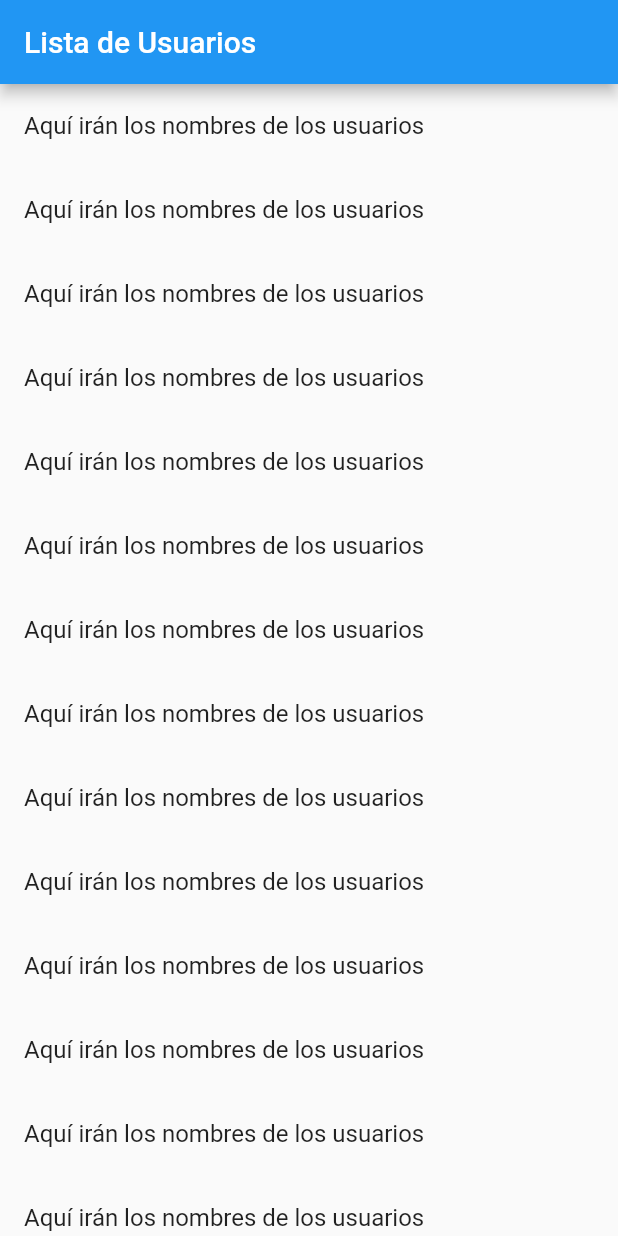
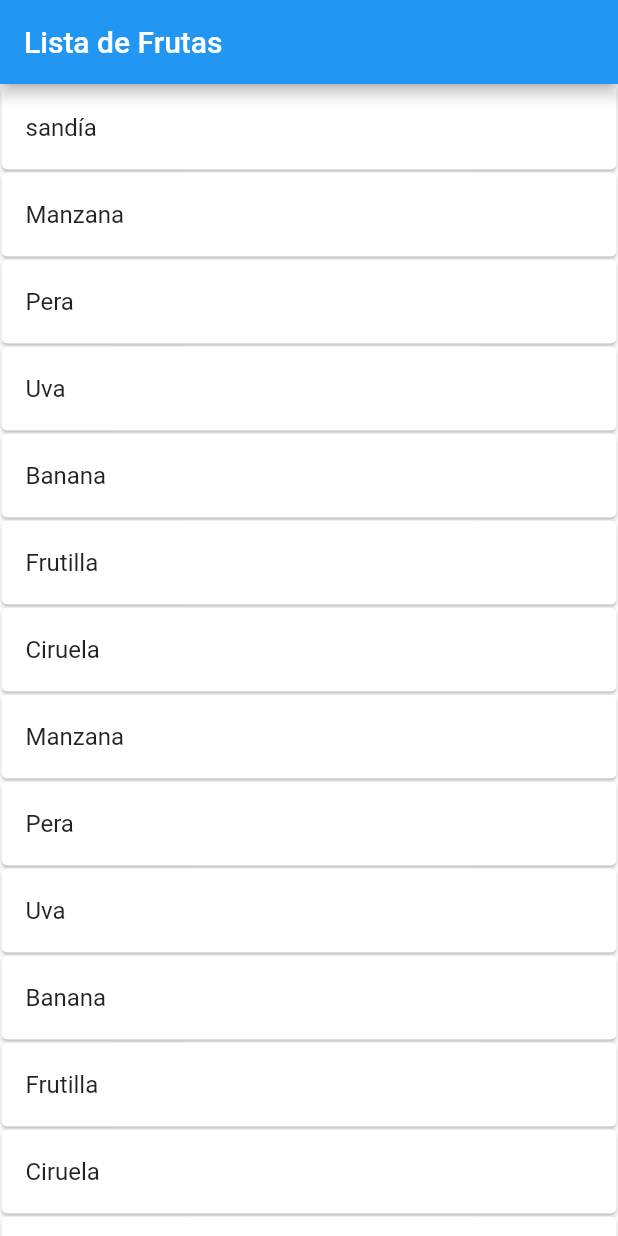
Before and after one commit to sofi-3107/prestamos, a Flutter app: the screen it shows after launch, on a phone screen of 412 x 824 dp. Run offline on Flutter 3.47's test engine with Material 2 defaults, Android fonts, the phone set to English and light mode, and no system bars.

Commit message:
LIstaScroll implementada con array de ejemplo

```diff
--- a/prestamos_flutter/prestamos/lib/pantallas/main_screen.dart
+++ b/prestamos_flutter/prestamos/lib/pantallas/main_screen.dart
@@ -1,7 +1,31 @@
 import 'package:flutter/material.dart';
+import 'package:prestamos/models/usuario.dart';
+import 'package:prestamos/services/usuarios_service.dart';
 
 class FirstScreen extends StatefulWidget {
-  const FirstScreen({Key? key}) : super(key: key);
+  FirstScreen({Key? key}) : super(key: key);
+
+  var listaPrueba = [
+    'sandía',
+    'Manzana',
+    'Pera',
+    'Uva',
+    'Banana',
+    'Frutilla',
+    'Ciruela',
+    'Manzana',
+    'Pera',
+    'Uva',
+    'Banana',
+    'Frutilla',
+    'Ciruela',
+    'Manzana',
+    'Pera',
+    'Uva',
+    'Banana',
+    'Frutilla',
+    'Ciruela',
+  ];
 
   @override
   _FirstScreenState createState() => _FirstScreenState();
@@ -12,17 +36,30 @@ class _FirstScreenState extends State<FirstScreen> {
   Widget build(BuildContext context) {
     return Scaffold(
         appBar: AppBar(
-          title: Text('Lista de Usuarios'),
+          title: const Text('Lista de Frutas'),
         ),
         body: CustomScrollView(
           slivers: [
-            SliverList(delegate: SliverChildBuilderDelegate((context, index) {
-              for (var i = 0; i < 20; i++) {
-                return ListTile(
-                    title: Text('Aquí irán los nombres de los usuarios'));
-              }
-            }))
+            SliverList(
+                delegate: SliverChildBuilderDelegate((context, index) {
+              return ItemFrutas(index: index, lista: widget.listaPrueba);
+            }, childCount: widget.listaPrueba.length))
           ],
         ));
   }
 }
+
+class ItemFrutas extends StatelessWidget {
+  const ItemFrutas({Key? key, @required this.index, @required this.lista})
+      : super(key: key);
+
+  final index;
+  final lista;
+  @override
+  Widget build(BuildContext context) {
+    return Card(
+      margin: EdgeInsets.all(1),
+      child: ListTile(title: Text(lista[index])),
+    );
+  }
+}
--- a/prestamos_flutter/prestamos/lib/services/usuarios_service.dart
+++ b/prestamos_flutter/prestamos/lib/services/usuarios_service.dart
@@ -3,7 +3,7 @@ import 'package:http/http.dart' as http;
 import 'package:prestamos/models/usuario.dart';
 
 class UsuariosService {
-  Future<List<Usuario>> getAllUsuarios() async {
+  static Future<List<Usuario>> getAllUsuarios() async {
     final response =
         await http.get(Uri.parse('http://localhost:3000/usuarios'));
     if (response.statusCode == 200) {
```
Also changed, not shown: prestamos_flutter/prestamos/flutter_01.png (added), 1 other file.
